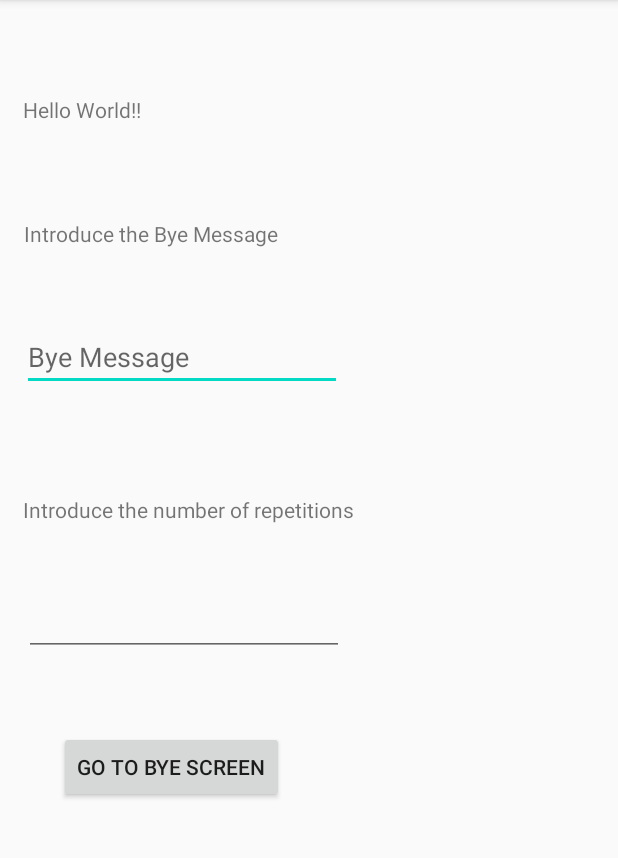
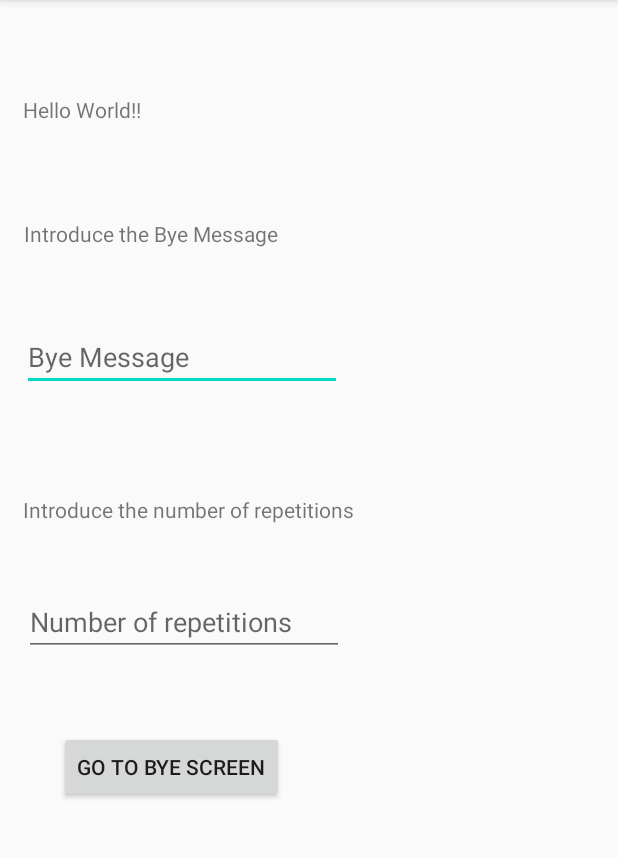
Before and after one commit to MarcSaureu/MiniActivitat2, an Android app: the screen it shows after launch (MainActivity), on a phone screen of 412 x 824 dp, the part 84-942 px from its top. Run offline under Robolectric (Android 15) with nearby library versions, the phone set to English and light mode, and no system bars.

```diff
--- a/app/src/main/java/com/example/hellobye/MainActivity.java
+++ b/app/src/main/java/com/example/hellobye/MainActivity.java
@@ -39,7 +39,10 @@ public class MainActivity extends AppCompatActivity {
     public void getViews(){
         textView = (TextView) findViewById(R.id.textView);
         edit1 = (EditText) findViewById(R.id.editText);
+        edit1.setHint(R.string.byeEditText);
+        edit1.requestFocus();
         edit2 = (EditText) findViewById(R.id.editText2);
+        edit2.setHint(R.string.repEditText);
         button1 = (Button) findViewById(R.id.button);
     }
 
@@ -47,12 +50,17 @@ public class MainActivity extends AppCompatActivity {
         super.onActivityResult(requestCode,resultCode,data);
             if(requestCode==2){
                 if(resultCode == RESULT_OK) {
-                    edit1.getText().clear();
-                    edit1.setHint(R.string.byeEditText);
-                    edit2.getText().clear();
+                    clearText();
                     String message = data.getStringExtra("MESSAGE");
                     textView.setText(message);
                 }
             }
     }
+    public void clearText(){
+        edit1.getText().clear();
+        edit1.setHint(R.string.byeEditText);
+        edit1.requestFocus();
+        edit2.getText().clear();
+        edit2.setHint(R.string.repEditText);
+    }
 }
--- a/app/src/main/res/layout/activity_main.xml
+++ b/app/src/main/res/layout/activity_main.xml
@@ -22,7 +22,6 @@
         android:id="@+id/editText"
         android:layout_width="wrap_content"
         android:layout_height="wrap_content"
-        android:autofillHints="@string/byeEditText"
         android:ems="10"
         android:hint="@string/byeEditText"
         android:inputType="textPersonName"
@@ -31,7 +30,8 @@
         app:layout_constraintHorizontal_bias="0.075"
         app:layout_constraintStart_toStartOf="parent"
         app:layout_constraintTop_toTopOf="parent"
-        app:layout_constraintVertical_bias="0.298" />
+        app:layout_constraintVertical_bias="0.298"
+        android:importantForAutofill="no" />
 
     <TextView
         android:id="@+id/textView2"
--- a/app/src/main/res/values/strings.xml
+++ b/app/src/main/res/values/strings.xml
@@ -3,6 +3,7 @@
     <string name="welcome">Hello World!!</string>
     <string name="byeMessage">Introduce the Bye Message</string>
     <string name="byeEditText">Bye Message</string>
+    <string name="repEditText">Number of repetitions</string>
     <string name="repetitions">Introduce the number of repetitions</string>
     <string name="byeButton">Go to Bye Screen</string>
     <string name="backButton">Go Back</string>
```
